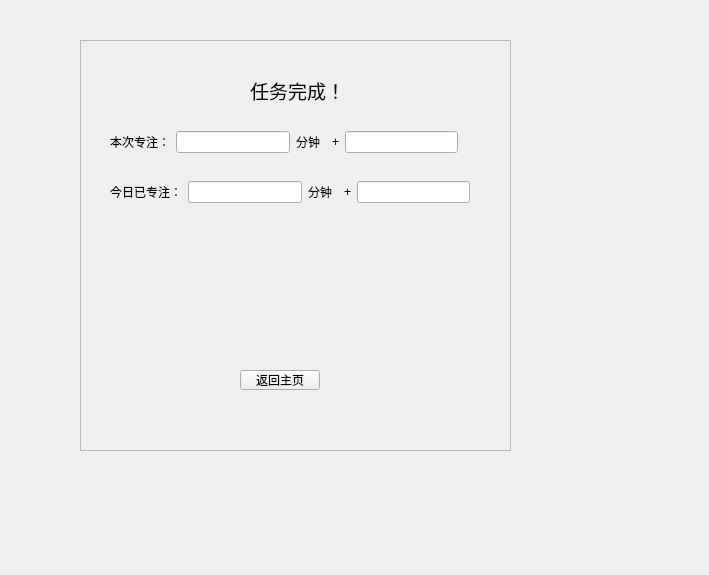
First picture: the form in conduct.ui, repository Flyame-debug/Tomato, before the edit.
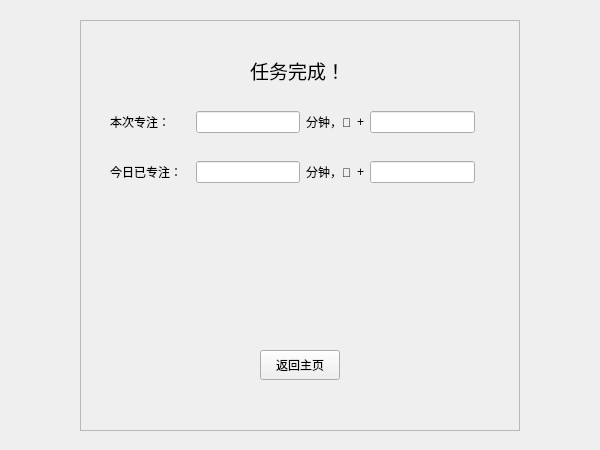
Second picture: the form after the edit.

What changed in the file:
```diff
--- a/conduct.ui
+++ b/conduct.ui
@@ -6,10 +6,22 @@
    <rect>
     <x>0</x>
     <y>0</y>
-    <width>709</width>
-    <height>575</height>
+    <width>600</width>
+    <height>450</height>
    </rect>
   </property>
+  <property name="minimumSize">
+   <size>
+    <width>600</width>
+    <height>450</height>
+   </size>
+  </property>
+  <property name="maximumSize">
+   <size>
+    <width>600</width>
+    <height>450</height>
+   </size>
+  </property>
   <property name="windowTitle">
    <string>Form</string>
   </property>
@@ -17,8 +29,8 @@
    <property name="geometry">
     <rect>
      <x>80</x>
-     <y>40</y>
-     <width>431</width>
+     <y>20</y>
+     <width>440</width>
      <height>411</height>
     </rect>
    </property>
@@ -52,35 +64,38 @@
      <rect>
       <x>30</x>
       <y>90</y>
-      <width>348</width>
+      <width>365</width>
       <height>24</height>
      </rect>
     </property>
     <layout class="QHBoxLayout" name="horizontalLayout">
      <item>
       <widget class="QLabel" name="label_2">
+       <property name="minimumSize">
+        <size>
+         <width>80</width>
+         <height>0</height>
+        </size>
+       </property>
        <property name="text">
         <string>本次专注：</string>
        </property>
       </widget>
      </item>
      <item>
-      <widget class="QLineEdit" name="lineEdit"/>
+      <widget class="QLineEdit" name="lineEdit">
+       <property name="minimumSize">
+        <size>
+         <width>100</width>
+         <height>0</height>
+        </size>
+       </property>
+      </widget>
      </item>
      <item>
       <widget class="QLabel" name="label_3">
        <property name="text">
-        <string>分钟</string>
-       </property>
-      </widget>
-     </item>
-     <item>
-      <widget class="QFrame" name="frame_2">
-       <property name="frameShape">
-        <enum>QFrame::StyledPanel</enum>
-       </property>
-       <property name="frameShadow">
-        <enum>QFrame::Raised</enum>
+        <string>分钟，🍅</string>
        </property>
       </widget>
      </item>
@@ -92,17 +107,24 @@
       </widget>
      </item>
      <item>
-      <widget class="QLineEdit" name="lineEdit_2"/>
+      <widget class="QLineEdit" name="lineEdit_2">
+       <property name="minimumSize">
+        <size>
+         <width>100</width>
+         <height>0</height>
+        </size>
+       </property>
+      </widget>
      </item>
     </layout>
    </widget>
    <widget class="QPushButton" name="backButton">
     <property name="geometry">
      <rect>
-      <x>160</x>
+      <x>180</x>
       <y>330</y>
       <width>80</width>
-      <height>20</height>
+      <height>30</height>
      </rect>
     </property>
     <property name="text">
@@ -114,35 +136,44 @@
      <rect>
       <x>30</x>
       <y>140</y>
-      <width>360</width>
+      <width>365</width>
       <height>24</height>
      </rect>
     </property>
     <layout class="QHBoxLayout" name="horizontalLayout_2">
      <item>
       <widget class="QLabel" name="label_5">
+       <property name="minimumSize">
+        <size>
+         <width>80</width>
+         <height>0</height>
+        </size>
+       </property>
        <property name="text">
         <string>今日已专注：</string>
        </property>
       </widget>
      </item>
      <item>
-      <widget class="QLineEdit" name="lineEdit_3"/>
+      <widget class="QLineEdit" name="lineEdit_3">
+       <property name="sizePolicy">
+        <sizepolicy hsizetype="Minimum" vsizetype="Fixed">
+         <horstretch>0</horstretch>
+         <verstretch>0</verstretch>
+        </sizepolicy>
+       </property>
+       <property name="minimumSize">
+        <size>
+         <width>100</width>
+         <height>0</height>
+        </size>
+       </property>
+      </widget>
      </item>
      <item>
       <widget class="QLabel" name="label_6">
        <property name="text">
-        <string>分钟</string>
-       </property>
-      </widget>
-     </item>
-     <item>
-      <widget class="QFrame" name="frame_3">
-       <property name="frameShape">
-        <enum>QFrame::StyledPanel</enum>
-       </property>
-       <property name="frameShadow">
-        <enum>QFrame::Raised</enum>
+        <string>分钟，🍅</string>
        </property>
       </widget>
      </item>
@@ -154,7 +185,14 @@
       </widget>
      </item>
      <item>
-      <widget class="QLineEdit" name="lineEdit_4"/>
+      <widget class="QLineEdit" name="lineEdit_4">
+       <property name="minimumSize">
+        <size>
+         <width>100</width>
+         <height>0</height>
+        </size>
+       </property>
+      </widget>
      </item>
     </layout>
    </widget>
```
